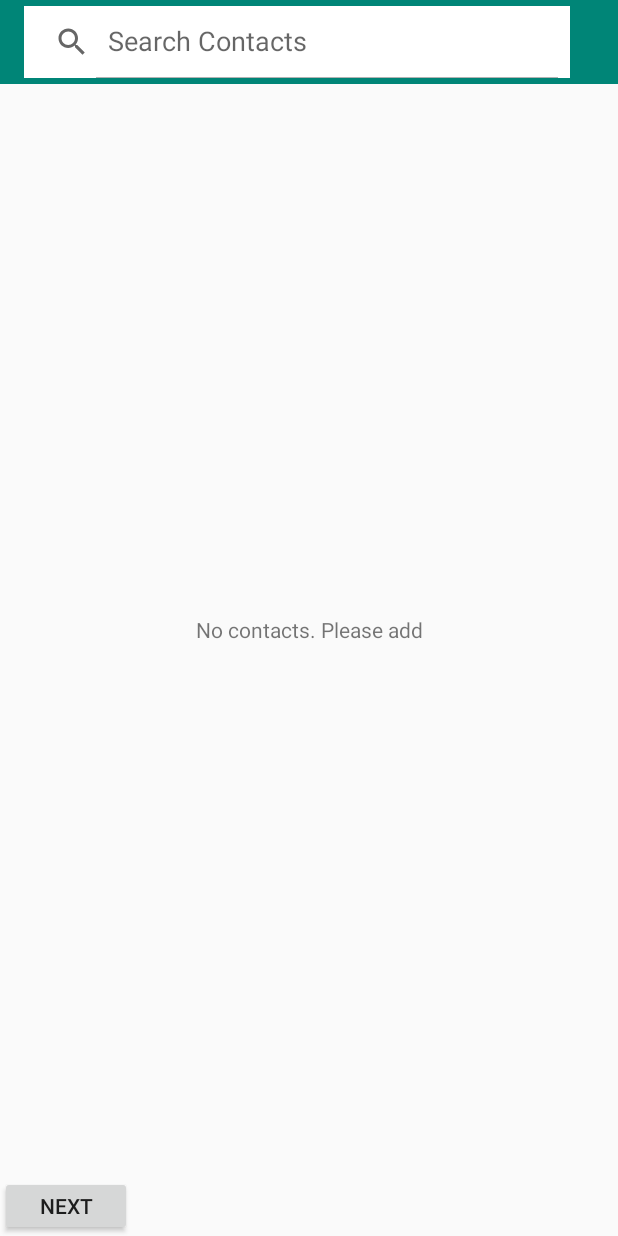
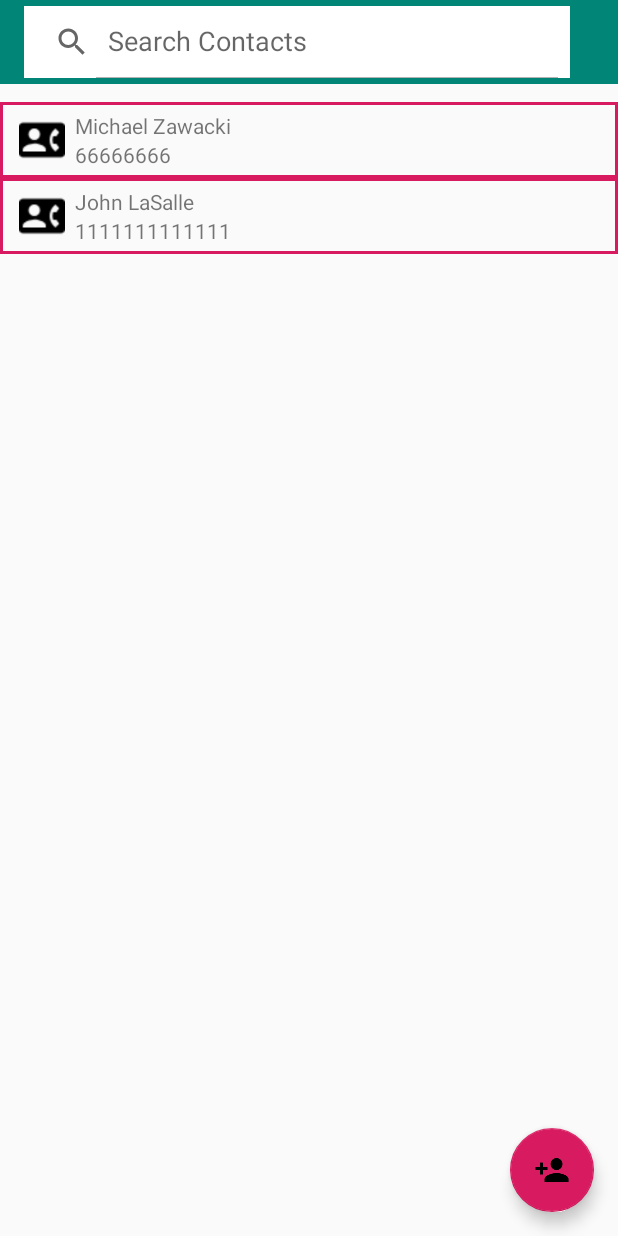
Before and after one commit to Pavel-IT-Courses/HomeTask1, an Android app: the ContactBookActivity screen opened directly, with no data from a screen before it, on a phone screen of 412 x 824 dp. Run offline under Robolectric (Android 15) with nearby library versions, the phone set to English and light mode, and no system bars.

Commit message:
FAB added

```diff
--- a/homework2/src/main/java/com/gmail/pavkascool/homework2/ContactBookActivity.java
+++ b/homework2/src/main/java/com/gmail/pavkascool/homework2/ContactBookActivity.java
@@ -2,9 +2,12 @@ package com.gmail.pavkascool.homework2;
 
 import android.app.Service;
 import android.content.Intent;
+import android.view.LayoutInflater;
 import android.view.View;
 import android.view.inputmethod.InputMethodManager;
 import android.widget.Button;
+import android.widget.GridLayout;
+import android.widget.LinearLayout;
 import android.widget.TextView;
 import androidx.annotation.Nullable;
 import androidx.appcompat.app.AppCompatActivity;
@@ -23,8 +26,10 @@ public class ContactBookActivity extends AppCompatActivity implements View.OnCli
 
     private Toolbar toolbar;
     private SearchView searchView;
-    private Button next;
+    private com.google.android.material.floatingactionbutton.FloatingActionButton floatingActionButton;
     private TextView initText;
+    private GridLayout gridLayout;
+    LinearLayout linearLayout;
 
 
     @Override
@@ -42,9 +47,33 @@ public class ContactBookActivity extends AppCompatActivity implements View.OnCli
         searchView = findViewById(R.id.search);
 
         persons = new ArrayList<>();
+        Person p = new Person("Michael Zawacki", "66666666");
+        persons.add(p);
+        Person p1 = new Person("John LaSalle", "1111111111111");
+        persons.add(p1);
 
-        next = findViewById(R.id.next);
-        next.setOnClickListener(this);
+
+        linearLayout = findViewById(R.id.inner_layout);
+        gridLayout = findViewById(R.id.grid);
+
+        LayoutInflater li = getLayoutInflater();
+
+        if(persons.size() > 0) {
+            linearLayout.removeView(initText);
+        }
+
+        for(int i = 0; i < persons.size(); i++) {
+            View item = li.inflate(R.layout.item_person, gridLayout, false);
+            TextView name = item.findViewById(R.id.name);
+            TextView phone = item.findViewById(R.id.phone);
+            name.setText(persons.get(i).getName());
+            phone.setText(persons.get(i).getPhone());
+            gridLayout.addView(item, i);
+
+        }
+
+        floatingActionButton = findViewById(R.id.fab);
+        floatingActionButton.setOnClickListener(this);
     }
 
     @Override
--- a/homework2/src/main/java/com/gmail/pavkascool/homework2/Person.java
+++ b/homework2/src/main/java/com/gmail/pavkascool/homework2/Person.java
@@ -4,6 +4,11 @@ public class Person {
     private String name;
     private String email;
     private String phone;
+
+    public Person(String name, String phone) {
+        this.name = name;
+        this.phone = phone;
+    }
 
     public String getName() {
         return name;
--- /dev/null
+++ b/homework2/src/main/res/drawable/border.xml
@@ -0,0 +1,8 @@
+<?xml version="1.0" encoding="utf-8"?>
+
+<shape xmlns:android="http://schemas.android.com/apk/res/android"
+    android:shape="rectangle">
+    <stroke
+        android:width="2dp"
+        android:color="@color/colorAccent" />
+</shape>
--- /dev/null
+++ b/homework2/src/main/res/layout-land/grid.xml
@@ -0,0 +1,11 @@
+<?xml version="1.0" encoding="utf-8"?>
+<GridLayout xmlns:android="http://schemas.android.com/apk/res/android"
+    android:layout_width="wrap_content"
+    android:layout_height="match_parent"
+    android:columnCount="2"
+
+    >
+
+
+
+</GridLayout>
--- a/homework2/src/main/res/layout/activity_contact_book.xml
+++ b/homework2/src/main/res/layout/activity_contact_book.xml
@@ -9,30 +9,47 @@
     tools:context=".ContactBookActivity">
 
     <include
-        layout="@layout/toolbar_search"
-        android:id="@+id/toolbar"/>
+        android:id="@+id/toolbar"
+        layout="@layout/toolbar_search" />
 
     <LinearLayout
+        android:id="@+id/inner_layout"
         android:layout_width="match_parent"
         android:layout_height="match_parent"
-        android:orientation="vertical"
-        android:id="@+id/inner_layout">
+        android:orientation="vertical">
+
+        <ScrollView
+            android:layout_width="match_parent"
+            android:layout_height="0dp"
+            android:layout_weight="1"
+            android:paddingVertical="12dp"
+            >
+
+            <include
+                android:id="@+id/grid"
+                layout="@layout/grid" />
+
+        </ScrollView>
 
         <TextView
+            android:id="@+id/initial_text"
             android:layout_width="match_parent"
-            android:layout_height="match_parent"
-            android:id="@+id/initial_text"
+            android:layout_height="0dp"
+            android:layout_weight="5"
+            android:layout_gravity="center"
             android:gravity="center"
-            android:layout_weight="5"
-            android:text="@string/empty"/>
-
-        <Button android:layout_width="wrap_content" android:layout_height="wrap_content"
-                android:id="@+id/next"
-                android:layout_weight="1"
-                android:text="next"/>
+            android:text="@string/empty" />
 
 
+        <com.google.android.material.floatingactionbutton.FloatingActionButton
+            android:id="@+id/fab"
+            android:layout_width="wrap_content"
+            android:layout_height="wrap_content"
+            android:layout_gravity="bottom|end"
+            android:layout_margin="@dimen/fab_margin"
+            app:srcCompat="@drawable/add_person" />
 
     </LinearLayout>
 
+
 </LinearLayout>
--- /dev/null
+++ b/homework2/src/main/res/layout/grid.xml
@@ -0,0 +1,7 @@
+<?xml version="1.0" encoding="utf-8"?>
+<GridLayout xmlns:android="http://schemas.android.com/apk/res/android"
+    android:layout_width="match_parent"
+    android:layout_height="match_parent"
+    android:columnCount="1">
+
+</GridLayout>
--- /dev/null
+++ b/homework2/src/main/res/layout/item.xml
@@ -0,0 +1,7 @@
+<?xml version="1.0" encoding="utf-8"?>
+
+    <TextView
+        xmlns:android="http://schemas.android.com/apk/res/android"
+        android:layout_width="match_parent"
+        android:layout_height="match_parent"
+        android:text="BLABLABLA"/>
--- /dev/null
+++ b/homework2/src/main/res/layout/item_person.xml
@@ -0,0 +1,35 @@
+<?xml version="1.0" encoding="utf-8"?>
+<LinearLayout xmlns:android="http://schemas.android.com/apk/res/android"
+    android:orientation="horizontal"
+    android:background="@drawable/border"
+    android:clickable="true"
+    android:padding="6dp"
+    android:layout_width="match_parent"
+    android:layout_height="wrap_content">
+    <ImageView
+        android:layout_width="wrap_content"
+        android:layout_height="match_parent"
+        android:padding="4dp"
+        android:src="@drawable/contact_phone"/>
+
+    <LinearLayout
+        android:layout_width="match_parent"
+        android:layout_height="wrap_content"
+        android:orientation="vertical">
+
+        <TextView
+            android:layout_width="match_parent"
+            android:layout_height="wrap_content"
+            android:text="John Smith"
+            android:id="@+id/name"/>
+        <TextView
+            android:layout_width="match_parent"
+            android:layout_height="wrap_content"
+            android:text="123456"
+            android:id="@+id/phone"/>
+
+    </LinearLayout>
+
+
+
+</LinearLayout>
--- a/homework2/src/main/res/values/styles.xml
+++ b/homework2/src/main/res/values/styles.xml
@@ -9,7 +9,6 @@
     </style>
 
     <style name="Toolbar">
-
         <item name="android:background">@color/colorPrimary</item>
     </style>
     <style name="AppTheme.NoActionBar">
@@ -19,4 +18,5 @@
     <style name="AppTheme.AppBarOverlay" parent="ThemeOverlay.AppCompat.Dark.ActionBar"/>
     <style name="AppTheme.PopupOverlay" parent="ThemeOverlay.AppCompat.Light"/>
 
+
 </resources>
```
Also changed, not shown: homework2/src/main/res/drawable/contact_mail.png (added), homework2/src/main/res/drawable/contact_phone.png (added).
